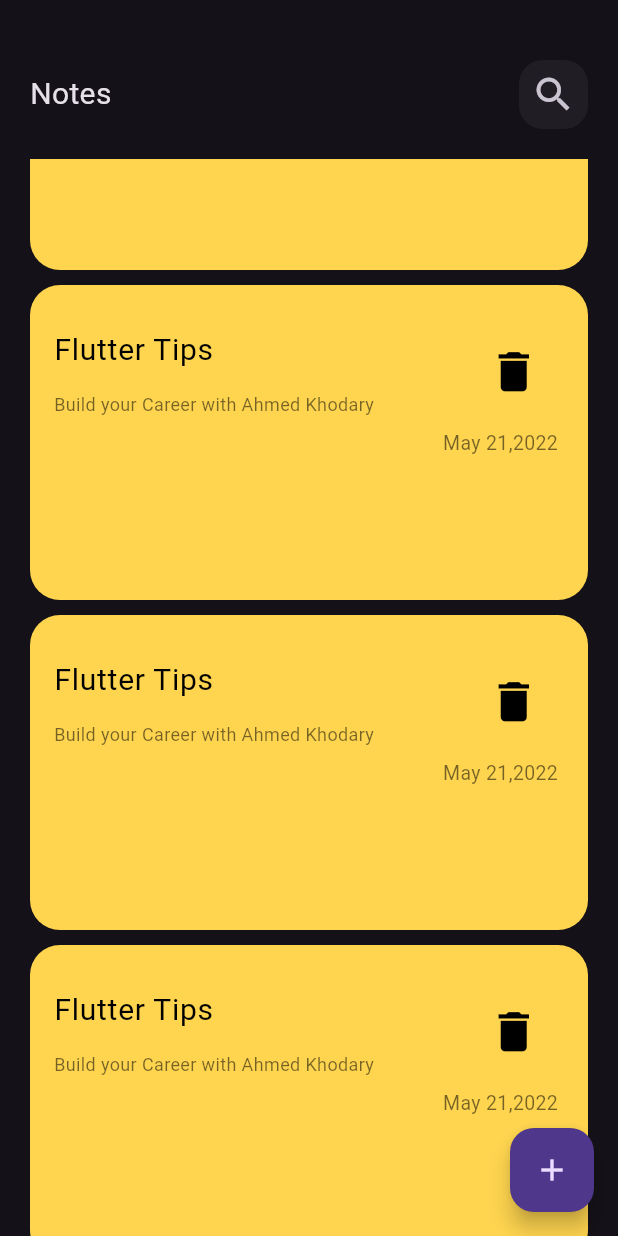
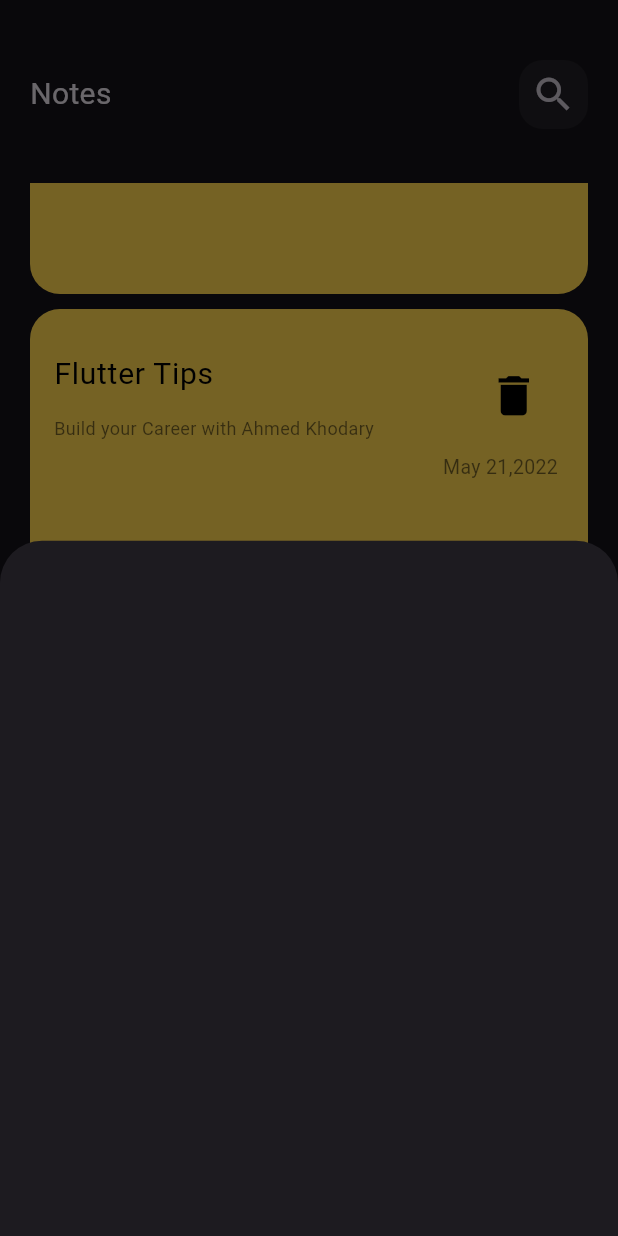
Before and after one commit to ahmedmohamed41/note_app, a Flutter app: the screen it shows after launch, scrolled down 576 dp, after a tap on the "add" icon, on a phone screen of 412 x 824 dp. Run offline on Flutter 3.47's test engine with Material 3 defaults, Android fonts, the phone set to English and light mode, and no system bars.

Commit message:
show model bottom sheet

```diff
--- a/lib/views/notes_views.dart
+++ b/lib/views/notes_views.dart
@@ -1,4 +1,5 @@
 import 'package:flutter/material.dart';
+import 'package:note_app/widgets/add_note_bottom_sheet.dart';
 import 'package:note_app/widgets/notes_view_body.dart';
 
 class NotesView extends StatelessWidget {
@@ -7,11 +8,17 @@ class NotesView extends StatelessWidget {
   @override
   Widget build(BuildContext context) {
     return Scaffold(
+      body: const NotesViewBody(),
       floatingActionButton: FloatingActionButton(
-        onPressed: () {},
-        child: Icon(Icons.add),
+        onPressed: () {
+          showModalBottomSheet(
+              context: context,
+              builder: (context) {
+                return const AddNoteBottomSheet();
+              });
+        },
+        child: const Icon(Icons.add),
       ),
-      body: NotesViewBody(),
     );
   }
 }
--- /dev/null
+++ b/lib/widgets/add_note_bottom_sheet.dart
@@ -0,0 +1,13 @@
+
+import 'package:flutter/material.dart';
+
+class AddNoteBottomSheet extends StatelessWidget {
+  const AddNoteBottomSheet({super.key});
+
+  @override
+  Widget build(BuildContext context) {
+    return Container(
+
+    );
+  }
+}
--- a/lib/widgets/notes_list_view.dart
+++ b/lib/widgets/notes_list_view.dart
@@ -7,11 +7,15 @@ class NotesListView extends StatelessWidget {
   @override
   Widget build(BuildContext context) {
     return Expanded(
-      child: ListView.builder(
-        itemCount: 10,
-        itemBuilder: (context, index) {
-          return const NoteItem();
-        },
+      child: Padding(
+        padding: const EdgeInsets.symmetric(vertical: 16),
+        child: ListView.builder(
+          padding: EdgeInsets.zero,
+          itemCount: 10,
+          itemBuilder: (context, index) {
+            return const NoteItem();
+          },
+        ),
       ),
     );
   }
--- a/lib/widgets/notes_view_body.dart
+++ b/lib/widgets/notes_view_body.dart
@@ -1,6 +1,6 @@
 import 'package:flutter/material.dart';
 import 'package:note_app/widgets/custom_appbar.dart';
-import 'package:note_app/widgets/note_item.dart';
+
 import 'package:note_app/widgets/notes_list_view.dart';
 
 class NotesViewBody extends StatelessWidget {
```
